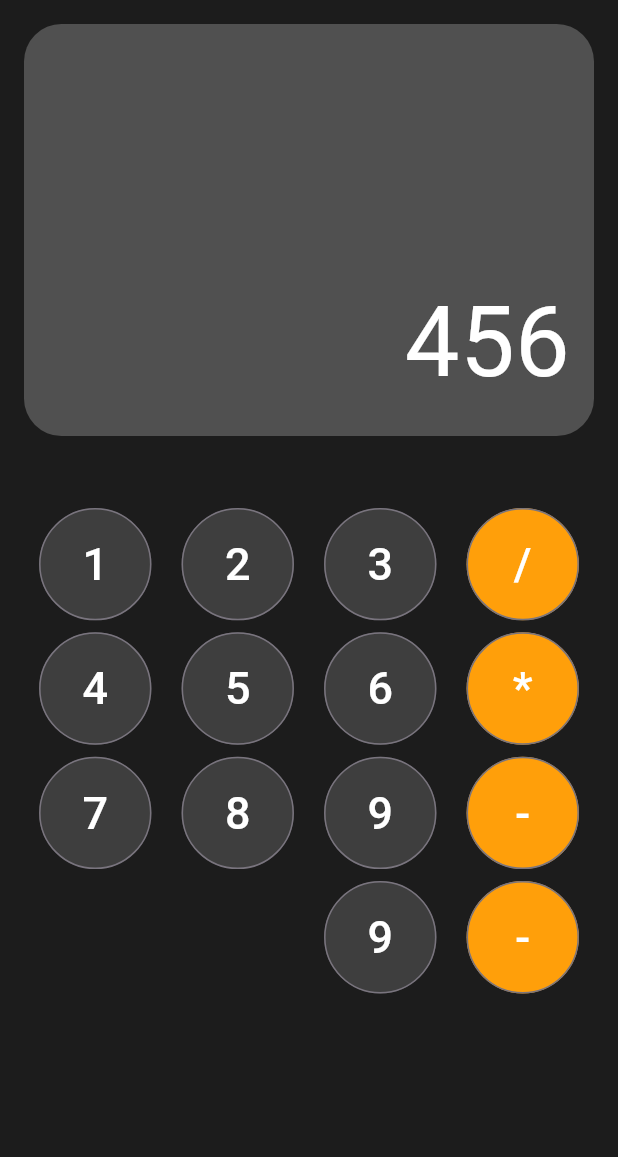
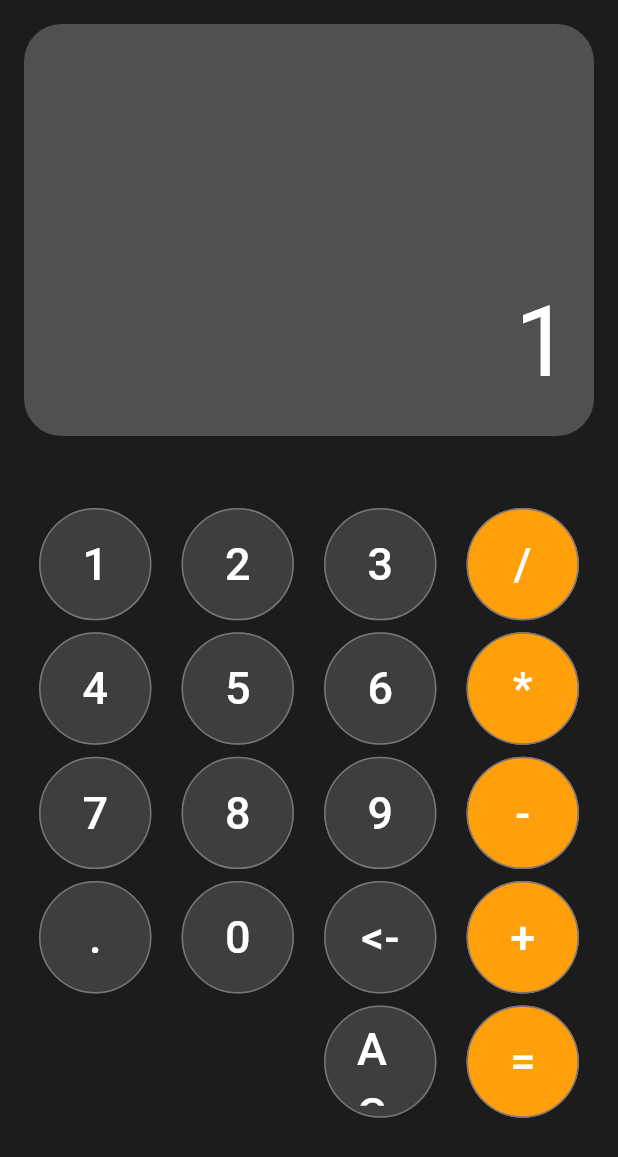
Before and after one commit to fr4nsgallegos/recetasappG9, a Flutter app: the screen it shows after launch, after a tap on an icon or button, on a phone screen of 412 x 824 dp. Shown: the top 1157 px of the screen. Run offline on Flutter 3.47's test engine with Material 3 defaults, Android fonts, the phone set to English and light mode, and no system bars; our stand-ins replace curved_navigation_bar, flutter_svg; missing offline and left inert: dart:ffi.

Commit message:
on press numer button

```diff
--- a/lib/pages/calculator_page.dart
+++ b/lib/pages/calculator_page.dart
@@ -3,7 +3,35 @@ import 'dart:ffi';
 import 'package:flutter/material.dart';
 import 'package:recetasappg9/widgets/calculator_button.dart';
 
-class CalculatorPage extends StatelessWidget {
+class CalculatorPage extends StatefulWidget {
+  @override
+  State<CalculatorPage> createState() => _CalculatorPageState();
+}
+
+class _CalculatorPageState extends State<CalculatorPage> {
+  String answer = "";
+  String input = "";
+
+  void pressNumberButton(String number) {
+    input = input + number;
+  }
+
+  void buttonPressed(String textButton) {
+    if (textButton == "AC") {
+    } else if (textButton == "+" ||
+        textButton == "-" ||
+        textButton == "*" ||
+        textButton == "/") {
+    } else if (textButton == "=") {
+    } else if (textButton == '.') {
+    } else if (textButton == "<-") {
+    } else {
+      pressNumberButton(textButton);
+    }
+    answer = input;
+    setState(() {});
+  }
+
   @override
   Widget build(BuildContext context) {
     return SafeArea(
@@ -24,7 +52,7 @@ class CalculatorPage extends StatelessWidget {
                   borderRadius: BorderRadius.circular(25),
                 ),
                 child: Text(
-                  "456",
+                  answer,
                   style: TextStyle(color: Colors.white, fontSize: 65),
                 ),
               ),
@@ -33,13 +61,25 @@ class CalculatorPage extends StatelessWidget {
                 mainAxisAlignment: MainAxisAlignment.center,
                 children: [
                   CalculatorButton(
-                      numero: "1", backgroundColor: Color(0xff3E3E3E)),
+                    numero: "1",
+                    backgroundColor: Color(0xff3E3E3E),
+                    function: () => buttonPressed("1"),
+                  ),
                   CalculatorButton(
-                      numero: "2", backgroundColor: Color(0xff3E3E3E)),
+                    numero: "2",
+                    backgroundColor: Color(0xff3E3E3E),
+                    function: () => buttonPressed("2"),
+                  ),
                   CalculatorButton(
-                      numero: "3", backgroundColor: Color(0xff3E3E3E)),
+                    numero: "3",
+                    backgroundColor: Color(0xff3E3E3E),
+                    function: () => buttonPressed("3"),
+                  ),
                   CalculatorButton(
-                      numero: "/", backgroundColor: Color(0xffFF9F0A)),
+                    numero: "/",
+                    backgroundColor: Color(0xffFF9F0A),
+                    function: () => buttonPressed("/"),
+                  ),
                 ],
               ),
               SizedBox(height: 8),
@@ -47,13 +87,25 @@ class CalculatorPage extends StatelessWidget {
                 mainAxisAlignment: MainAxisAlignment.center,
                 children: [
                   CalculatorButton(
-                      numero: "4", backgroundColor: Color(0xff3E3E3E)),
+                    numero: "4",
+                    backgroundColor: Color(0xff3E3E3E),
+                    function: () => buttonPressed("4"),
+                  ),
                   CalculatorButton(
-                      numero: "5", backgroundColor: Color(0xff3E3E3E)),
+                    numero: "5",
+                    backgroundColor: Color(0xff3E3E3E),
+                    function: () => buttonPressed("5"),
+                  ),
                   CalculatorButton(
-                      numero: "6", backgroundColor: Color(0xff3E3E3E)),
+                    numero: "6",
+                    backgroundColor: Color(0xff3E3E3E),
+                    function: () => buttonPressed("6"),
+                  ),
                   CalculatorButton(
-                      numero: "*", backgroundColor: Color(0xffFF9F0A)),
+                    numero: "*",
+                    backgroundColor: Color(0xffFF9F0A),
+                    function: () => buttonPressed("*"),
+                  ),
                 ],
               ),
               SizedBox(height: 8),
@@ -61,13 +113,51 @@ class CalculatorPage extends StatelessWidget {
                 mainAxisAlignment: MainAxisAlignment.center,
                 children: [
                   CalculatorButton(
-                      numero: "7", backgroundColor: Color(0xff3E3E3E)),
+                    numero: "7",
+                    backgroundColor: Color(0xff3E3E3E),
+                    function: () => buttonPressed("7"),
+                  ),
                   CalculatorButton(
-                      numero: "8", backgroundColor: Color(0xff3E3E3E)),
+                    numero: "8",
+                    backgroundColor: Color(0xff3E3E3E),
+                    function: () => buttonPressed("8"),
+                  ),
                   CalculatorButton(
-                      numero: "9", backgroundColor: Color(0xff3E3E3E)),
+                    numero: "9",
+                    backgroundColor: Color(0xff3E3E3E),
+                    function: () => buttonPressed("9"),
+                  ),
                   CalculatorButton(
-                      numero: "-", backgroundColor: Color(0xffFF9F0A)),
+                    numero: "-",
+                    backgroundColor: Color(0xffFF9F0A),
+                    function: () => buttonPressed("-"),
+                  ),
+                ],
+              ),
+              SizedBox(height: 8),
+              Row(
+                mainAxisAlignment: MainAxisAlignment.center,
+                children: [
+                  CalculatorButton(
+                    numero: ".",
+                    backgroundColor: Color(0xff3E3E3E),
+                    function: () => buttonPressed("."),
+                  ),
+                  CalculatorButton(
+                    numero: "0",
+                    backgroundColor: Color(0xff3E3E3E),
+                    function: () => buttonPressed("0"),
+                  ),
+                  CalculatorButton(
+                    numero: "<-",
+                    backgroundColor: Color(0xff3E3E3E),
+                    function: () => buttonPressed("<-"),
+                  ),
+                  CalculatorButton(
+                    numero: "+",
+                    backgroundColor: Color(0xffFF9F0A),
+                    function: () => buttonPressed("+"),
+                  ),
                 ],
               ),
               SizedBox(height: 8),
@@ -77,9 +167,15 @@ class CalculatorPage extends StatelessWidget {
                   Expanded(child: Container()),
                   Expanded(child: Container()),
                   CalculatorButton(
-                      numero: "9", backgroundColor: Color(0xff3E3E3E)),
+                    numero: "AC",
+                    backgroundColor: Color(0xff3E3E3E),
+                    function: () => buttonPressed("AC"),
+                  ),
                   CalculatorButton(
-                      numero: "-", backgroundColor: Color(0xffFF9F0A)),
+                    numero: "=",
+                    backgroundColor: Color(0xffFF9F0A),
+                    function: () => buttonPressed("="),
+                  ),
                 ],
               ),
             ],
--- a/lib/widgets/calculator_button.dart
+++ b/lib/widgets/calculator_button.dart
@@ -3,17 +3,19 @@ import 'package:flutter/material.dart';
 class CalculatorButton extends StatelessWidget {
   String numero;
   Color backgroundColor;
+  VoidCallback function;
 
   CalculatorButton({
     required this.numero,
     required this.backgroundColor,
+    required this.function,
   });
 
   @override
   Widget build(BuildContext context) {
     return Expanded(
       child: OutlinedButton(
-        onPressed: () {},
+        onPressed: function,
         style: OutlinedButton.styleFrom(
           shape: CircleBorder(),
           backgroundColor: backgroundColor,
```
